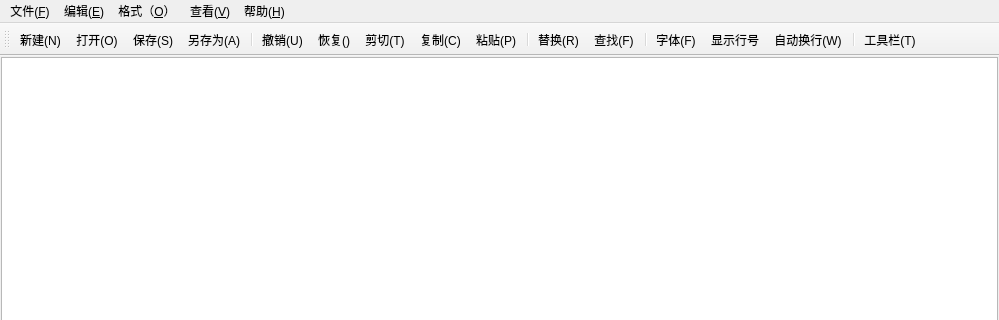
yuancong2/Lab2, file mainwindow.ui: the form before one commit; both pictures show x 0 to 999 and y 0 to 320 of the 999 by 485 pixel window.
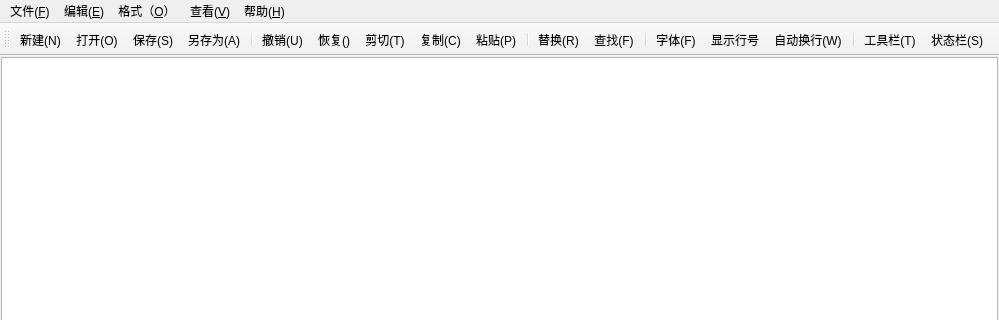
The form after the commit. Icons and pictures are not drawn.

What changed in the file:
```diff
--- a/mainwindow.ui
+++ b/mainwindow.ui
@@ -114,6 +114,7 @@
    <addaction name="actionLineWrap"/>
    <addaction name="separator"/>
    <addaction name="actionToolbar"/>
+   <addaction name="actionStatusBar"/>
   </widget>
   <action name="actionNew">
    <property name="icon">
```
Left out of the diff: 18 changed lines with no effect on the pictures.
